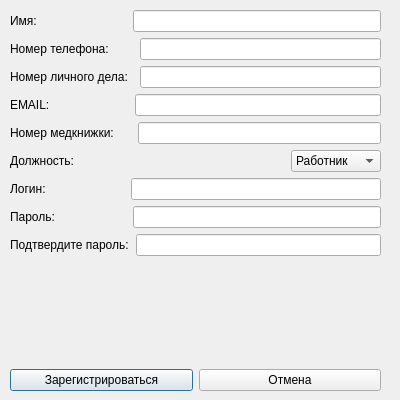
Above: ui_raw/reg_diag.ui from PolskeMbIwb/Light-CRM-System before the change. Below: the same form after it.
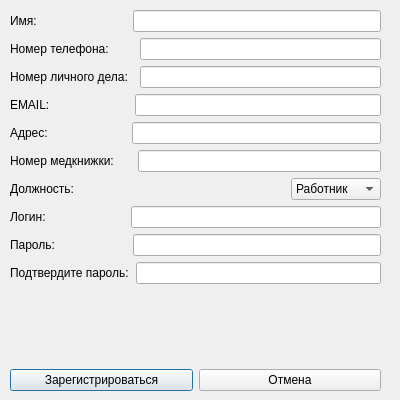
That is the form after the change.

The edit to the form file:
```diff
--- a/ui_raw/reg_diag.ui
+++ b/ui_raw/reg_diag.ui
@@ -157,6 +157,36 @@
         </item>
        </layout>
       </item>
+      <item>
+       <layout class="QHBoxLayout" name="horizontalLayout_6">
+        <item>
+         <widget class="QLabel" name="label_5">
+          <property name="text">
+           <string>Адрес:</string>
+          </property>
+         </widget>
+        </item>
+        <item>
+         <spacer name="horizontalSpacer_10">
+          <property name="orientation">
+           <enum>Qt::Horizontal</enum>
+          </property>
+          <property name="sizeType">
+           <enum>QSizePolicy::Fixed</enum>
+          </property>
+          <property name="sizeHint" stdset="0">
+           <size>
+            <width>78</width>
+            <height>20</height>
+           </size>
+          </property>
+         </spacer>
+        </item>
+        <item>
+         <widget class="QLineEdit" name="adress"/>
+        </item>
+       </layout>
+      </item>
       <item>
        <layout class="QHBoxLayout" name="horizontalLayout_14">
         <item>
```
Left out of the diff: 6 changed lines with no effect on the pictures.
